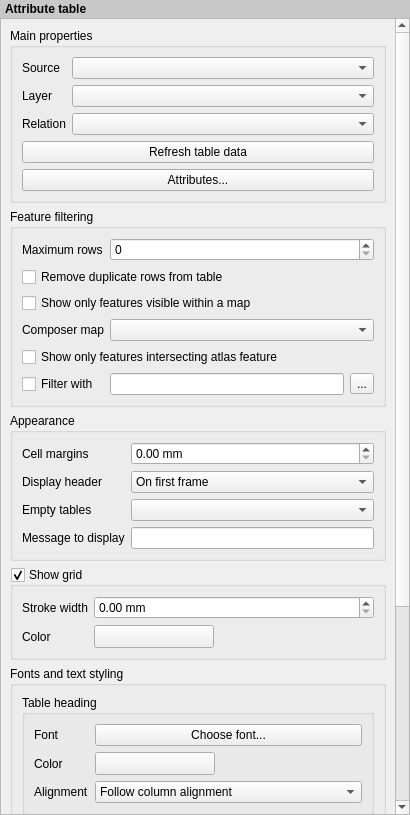
Qt form src/ui/qgscomposerattributetablewidgetbase.ui (qgis/QGIS) before a commit.
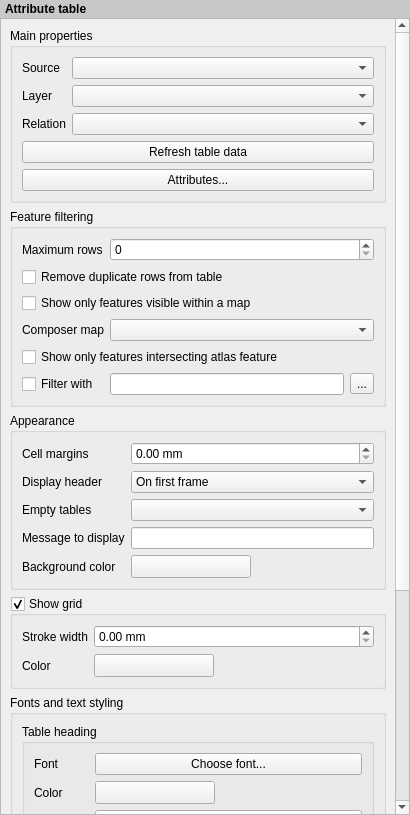
The same form after that commit. Icons and pictures are not drawn. Custom widgets are drawn as their Qt base class.

Commit message: [composer] Fix table background extending beyond table rows (fix #11272). It was necessary to add a new 'table background' color option to prevent regressions when loading old compositions, since users may desire the old behaviour where the entire frame is filled.

```diff
--- a/src/ui/qgscomposerattributetablewidgetbase.ui
+++ b/src/ui/qgscomposerattributetablewidgetbase.ui
@@ -55,8 +55,8 @@
        <rect>
         <x>0</x>
         <y>0</y>
-        <width>391</width>
-        <height>968</height>
+        <width>392</width>
+        <height>1164</height>
        </rect>
       </property>
       <layout class="QVBoxLayout" name="mainLayout">
@@ -312,6 +312,49 @@
           <item row="3" column="1">
            <widget class="QLineEdit" name="mEmptyMessageLineEdit"/>
           </item>
+          <item row="4" column="0">
+           <widget class="QLabel" name="label_10">
+            <property name="text">
+             <string>Background color</string>
+            </property>
+           </widget>
+          </item>
+          <item row="4" column="1">
+           <layout class="QHBoxLayout" name="horizontalLayout_5">
+            <item>
+             <widget class="QgsColorButtonV2" name="mBackgroundColorButton">
+              <property name="minimumSize">
+               <size>
+                <width>120</width>
+                <height>0</height>
+               </size>
+              </property>
+              <property name="maximumSize">
+               <size>
+                <width>120</width>
+                <height>16777215</height>
+               </size>
+              </property>
+              <property name="text">
+               <string/>
+              </property>
+             </widget>
+            </item>
+            <item>
+             <spacer name="horizontalSpacer_4">
+              <property name="orientation">
+               <enum>Qt::Horizontal</enum>
+              </property>
+              <property name="sizeHint" stdset="0">
+               <size>
+                <width>40</width>
+                <height>20</height>
+               </size>
+              </property>
+             </spacer>
+            </item>
+           </layout>
+          </item>
          </layout>
         </widget>
        </item>
```
Left out of the diff: 11 changed lines with no effect on the pictures. The commit also changes 11 other files.
